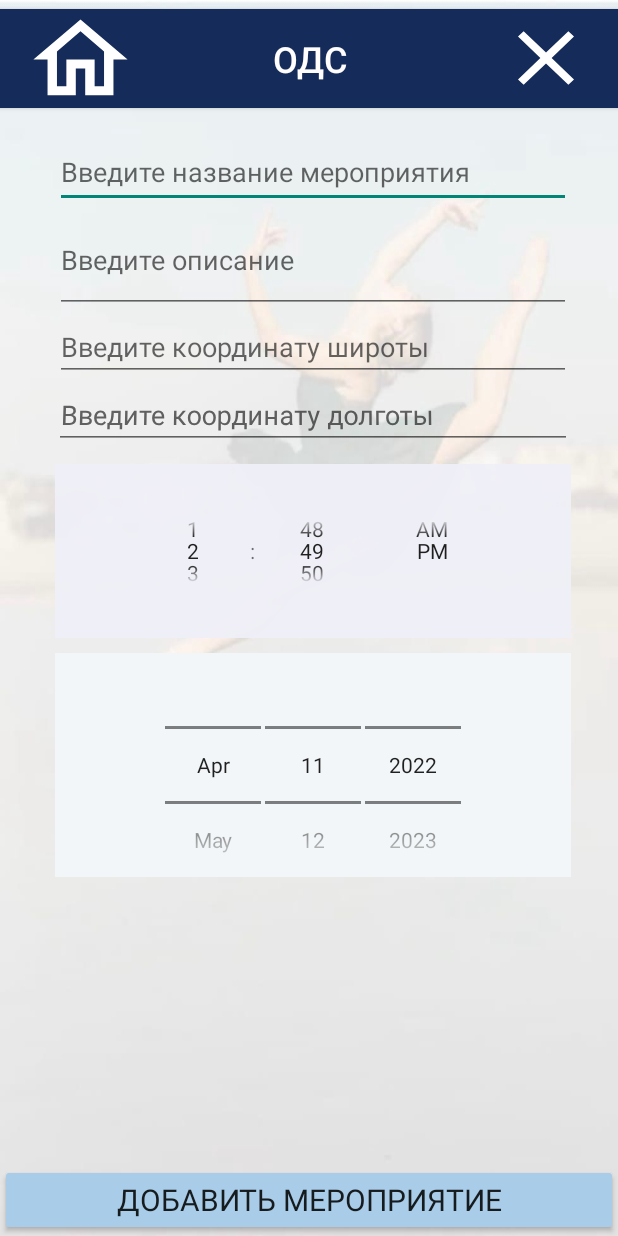
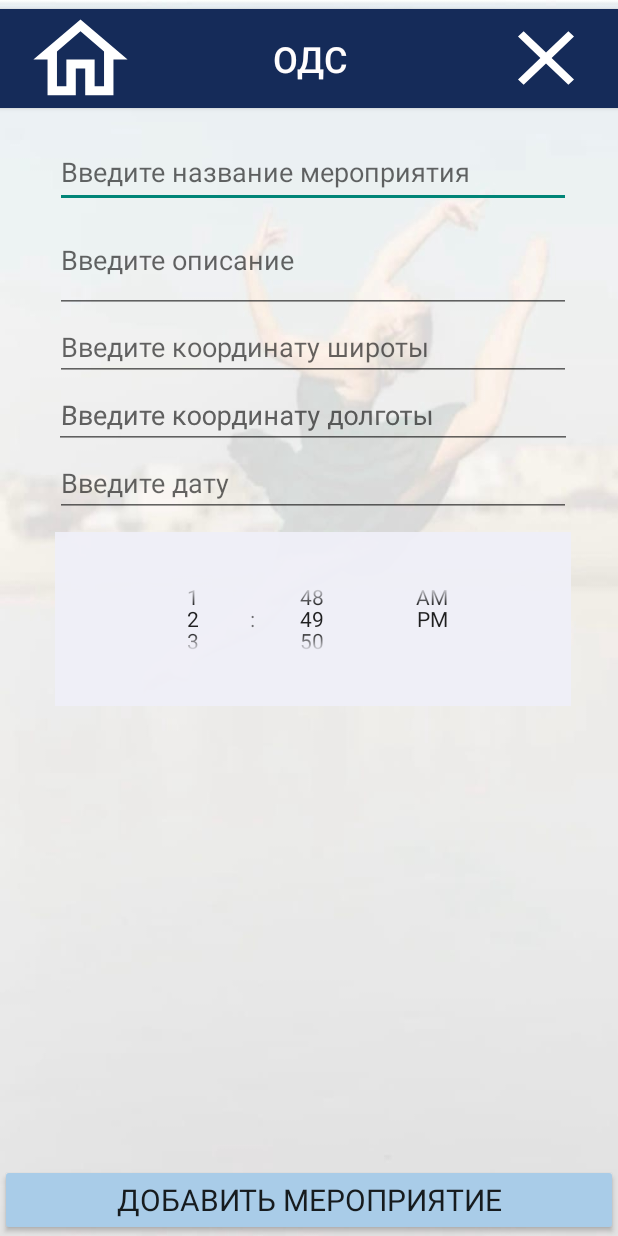
Before and after one commit to Nastya880/app_for_podss, an Android app: the AddEventActivity screen opened directly, with no data from a screen before it, on a phone screen of 412 x 824 dp. Run offline under Robolectric (Android 15) with nearby library versions, the phone set to English and light mode, and no system bars.

Commit message:
добавила календарь-диалог с ограничением даты

```diff
--- a/app/src/main/java/com/application/FindActivity.java
+++ b/app/src/main/java/com/application/FindActivity.java
@@ -136,6 +136,8 @@ public class FindActivity extends AppCompatActivity {
 
     public void setEventFindFlag(View view) {
         flag = false;
+        costTextView.setVisibility(View.GONE);
+        costSeekBar.setVisibility(View.GONE);
         costSeekBar.setEnabled(false);
         changeSelect();
         refreshList();
--- a/app/src/main/res/layout/activity_add_event.xml
+++ b/app/src/main/res/layout/activity_add_event.xml
@@ -71,6 +71,18 @@
             android:rotationX="4" />
 
 
+        <EditText
+            android:id="@+id/dateText"
+            android:layout_width="match_parent"
+            android:layout_height="wrap_content"
+            android:ems="10"
+            android:clickable="false"
+            android:cursorVisible="false"
+            android:focusable="false"
+            android:focusableInTouchMode="false"
+            android:hint="Введите дату"
+            android:shadowColor="@color/purple_700" />
+
         <TimePicker
             android:id="@+id/simpleTimePicker"
             android:layout_width="match_parent"
@@ -79,38 +91,6 @@
             android:background="#F2F0F0F8"
             android:padding="20dp"
             android:timePickerMode="spinner" />
-
-        <DatePicker
-            android:id="@+id/datePicker"
-            style="@android:style/Widget.DatePicker"
-            android:layout_width="match_parent"
-            android:layout_height="149dp"
-            android:layout_below="@+id/button"
-            android:layout_centerHorizontal="true"
-            android:layout_gravity="center_horizontal"
-            android:layout_marginTop="10dp"
-            android:addStatesFromChildren="true"
-            android:background="@color/blue_light"
-            android:backgroundTint="#F3F6F8"
-            android:calendarTextColor="@color/purple_700"
-            android:datePickerMode="spinner"
-            android:dayOfWeekBackground="@color/blue_dark"
-            android:dayOfWeekTextAppearance="@style/TextAppearance.AppCompat.Display1"
-            android:foregroundTint="#D4F1FF"
-            android:foregroundTintMode="screen"
-            android:headerBackground="#A9CCE8"
-            android:headerDayOfMonthTextAppearance="@style/TextAppearance.AppCompat.Small"
-            android:headerMonthTextAppearance="@style/TextAppearance.AppCompat.Small"
-            android:headerYearTextAppearance="@style/TextAppearance.AppCompat.Small"
-            android:soundEffectsEnabled="true"
-            android:spinnersShown="true"
-            android:splitMotionEvents="true"
-            android:visibility="visible"
-            android:yearListItemTextAppearance="@style/TextAppearance.AppCompat.Display1"
-            android:yearListSelectorColor="@color/blue_light"
-            app:layout_constraintEnd_toEndOf="parent"
-            app:layout_constraintStart_toStartOf="parent"
-            tools:layout_editor_absoluteY="463dp" />
 
     </LinearLayout>
 
```
Also changed, not shown: app/src/main/java/com/application/AddEventActivity.java (+63 -101 lines), app/src/main/res/layout/activity_find.xml (+5 -3 lines).
